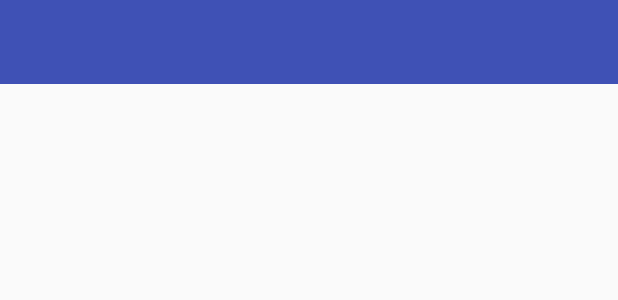
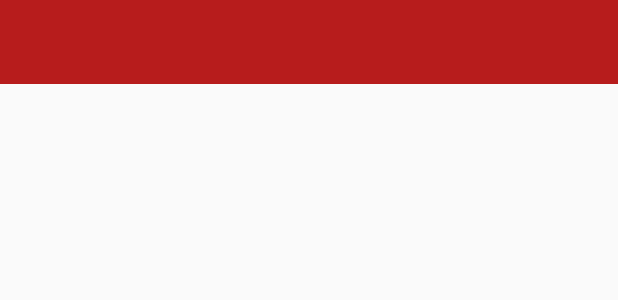
Before and after one commit to bothdev/CUGuide, an Android app: the layout activity_home.xml on its own in the app's theme, with its tools: preview values and no code run, on a phone screen of 412 x 824 dp. Shown: the top 300 px of the screen. Run offline under Robolectric (Android 15) with nearby library versions, the phone set to English and light mode, and no system bars.

```diff
--- a/app/build.gradle
+++ b/app/build.gradle
@@ -24,7 +24,6 @@ dependencies {
     androidTestCompile('com.android.support.test.espresso:espresso-core:2.2.2', {
         exclude group: 'com.android.support', module: 'support-annotations'
     })
-    compile 'com.android.support.constraint:constraint-layout:1.0.2'
     compile 'com.android.support:appcompat-v7:25.3.0'
     compile 'com.android.support:support-v4:25.3.0'
     compile 'com.android.support:design:25.3.0'
--- a/app/src/main/AndroidManifest.xml
+++ b/app/src/main/AndroidManifest.xml
@@ -9,14 +9,14 @@
         android:roundIcon="@mipmap/ic_launcher_round"
         android:supportsRtl="true"
         android:theme="@style/AppTheme">
-        <activity android:name=".Activity.MainActivity">
+        <activity android:name=".Startup.MainActivity">
             <intent-filter>
                 <action android:name="android.intent.action.MAIN" />
 
                 <category android:name="android.intent.category.LAUNCHER" />
             </intent-filter>
         </activity>
-        <activity android:name=".Activity.LoginActivity" />
+        <activity android:name=".Startup.LoginActivity" />
         <activity android:name=".Activity.HomeActivity" />
         <activity android:name=".Activity.AboutActivity" ></activity>
     </application>
--- a/app/src/main/java/edu/ckcc/schoolguide/Activity/LoginActivity.java
+++ b/app/src/main/java/edu/ckcc/schoolguide/Startup/LoginActivity.java
@@ -1,4 +1,4 @@
-package edu.ckcc.schoolguide.Activity;
+package edu.ckcc.schoolguide.Startup;
 
 import android.app.Activity;
 import android.app.AlertDialog;
@@ -7,6 +7,7 @@ import android.os.Bundle;
 import android.view.View;
 import android.widget.EditText;
 
+import edu.ckcc.schoolguide.Activity.HomeActivity;
 import edu.ckcc.schoolguide.R;
 
 public class LoginActivity extends Activity {
--- a/app/src/main/java/edu/ckcc/schoolguide/Activity/MainActivity.java
+++ b/app/src/main/java/edu/ckcc/schoolguide/Startup/MainActivity.java
@@ -1,4 +1,4 @@
-package edu.ckcc.schoolguide.Activity;
+package edu.ckcc.schoolguide.Startup;
 
 import android.content.Intent;
 import android.os.Handler;
@@ -13,6 +13,7 @@ public class MainActivity extends AppCompatActivity{
     protected void onCreate(Bundle savedInstanceState) {
         super.onCreate(savedInstanceState);
         setContentView(R.layout.activity_main);
+
         new Handler().postDelayed(new Runnable() {
             @Override
             public void run() {
--- a/app/src/main/res/layout/activity_home.xml
+++ b/app/src/main/res/layout/activity_home.xml
@@ -5,7 +5,7 @@
     android:layout_width="match_parent"
     android:layout_height="match_parent"
     xmlns:app="http://schemas.android.com/apk/res-auto"
-    tools:context=".Activity.MainActivity">
+    tools:context=".Activity.HomeActivity">
 
     <LinearLayout
         android:layout_width="match_parent"
@@ -13,28 +13,18 @@
         android:orientation="vertical">
 
         <android.support.v7.widget.Toolbar
-            android:id="@+id/main_toolbar"
+            android:id="@+id/home_toolbar"
             android:layout_width="match_parent"
             android:layout_height="wrap_content"
-            android:background="@color/colorPrimary"
+            android:background="@color/statusBar"
             android:theme="@style/Base.ThemeOverlay.AppCompat.Dark.ActionBar">
         </android.support.v7.widget.Toolbar>
+
         <FrameLayout
             android:id="@+id/main_frame"
             android:layout_width="match_parent"
             android:layout_height="match_parent"
             android:layout_gravity="center">
-            <GridView
-                android:id="@+id/gridview"
-                android:layout_width="match_parent"
-                android:layout_height="match_parent"
-                android:gravity="center"
-                android:columnWidth="100dp"
-                android:numColumns="auto_fit"
-                android:verticalSpacing="24dp"
-                android:horizontalSpacing="10dp"
-                android:stretchMode="spacingWidthUniform"
-                />
         </FrameLayout>
     </LinearLayout>
 
--- a/app/src/main/res/layout/activity_main.xml
+++ b/app/src/main/res/layout/activity_main.xml
@@ -6,7 +6,7 @@
     android:layout_height="match_parent"
     android:orientation="vertical"
     android:gravity="center"
-    tools:context=".Activity.HomeActivity">
+    tools:context=".Startup.MainActivity">
     <ImageView
         android:layout_width="150dp"
         android:layout_height="150dp"
--- a/app/src/main/res/values/strings.xml
+++ b/app/src/main/res/values/strings.xml
@@ -1,9 +1,7 @@
 <resources>
-    <string name="app_name">SchoolGuide</string>
-    <string name="textview">TextView</string>
+    <string name="app_name">School Guide</string>
     <string name="open">Open</string>
     <string name="close">Close</string>
-    <string name="cancel">Cancel</string>
 
     <!-- TODO: Remove or change this placeholder text -->
     <string name="hello_blank_fragment">Hello blank fragment</string>
```
Also changed, not shown: app/src/main/java/edu/ckcc/schoolguide/Activity/AboutActivity.java (+13 -11 lines), app/src/main/java/edu/ckcc/schoolguide/Activity/HomeActivity.java (+27 -10 lines), app/src/main/java/edu/ckcc/schoolguide/Fragment/HomeFragment.java (added, +31 -0 lines), app/src/main/java/edu/ckcc/schoolguide/Fragment/UniversityFragment.java (added, +30 -0 lines), app/src/main/res/layout/activity_about.xml (+20 -26 lines), app/src/main/res/layout/fragment_home.xml (added, +14 -0 lines), app/src/main/res/layout/fragment_university.xml (added, +13 -0 lines), app/src/main/res/values/colors.xml (line endings or trailing spaces).
